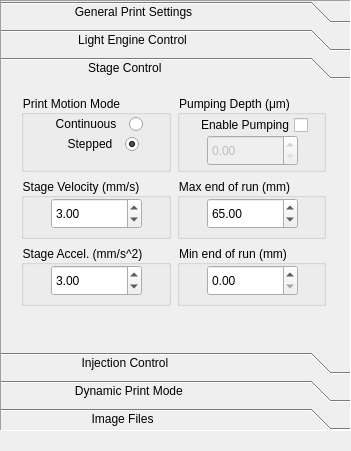
Above: src/mainwindow/printsettings.ui from TimSamuelsen/CLIP3DPrinterGUI before the change. Below: the same form after it.
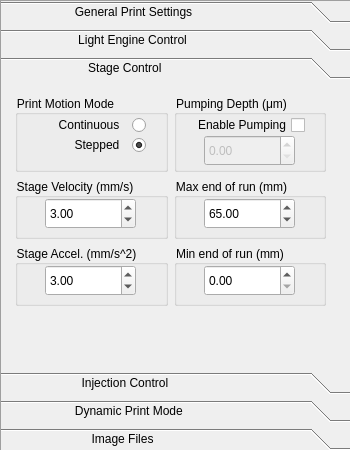
That is the form after the change. The open tabs and pages were chosen to show the change.

Patch:
```diff
--- a/src/mainwindow/printsettings.ui
+++ b/src/mainwindow/printsettings.ui
@@ -25,7 +25,7 @@
      <x>0</x>
      <y>0</y>
      <width>351</width>
-     <height>431</height>
+     <height>451</height>
     </rect>
    </property>
    <property name="font">
@@ -432,7 +432,7 @@
       <x>0</x>
       <y>0</y>
       <width>349</width>
-      <height>255</height>
+      <height>251</height>
      </rect>
     </property>
     <attribute name="label">
@@ -441,9 +441,9 @@
     <widget class="QWidget" name="gridLayoutWidget_3">
      <property name="geometry">
       <rect>
-       <x>20</x>
+       <x>14</x>
        <y>10</y>
-       <width>305</width>
+       <width>311</width>
        <height>211</height>
       </rect>
      </property>
@@ -476,10 +476,10 @@
         <widget class="QRadioButton" name="ContinuousMotionButton">
          <property name="geometry">
           <rect>
-           <x>30</x>
+           <x>10</x>
            <y>20</y>
-           <width>92</width>
-           <height>18</height>
+           <width>121</width>
+           <height>20</height>
           </rect>
          </property>
          <property name="layoutDirection">
@@ -504,10 +504,10 @@
         <widget class="QRadioButton" name="SteppedMotionButton">
          <property name="geometry">
           <rect>
-           <x>40</x>
+           <x>30</x>
            <y>40</y>
-           <width>78</width>
-           <height>18</height>
+           <width>101</width>
+           <height>20</height>
           </rect>
          </property>
          <property name="layoutDirection">
```
Left out of the diff: 26 changed lines with no effect on the pictures.
